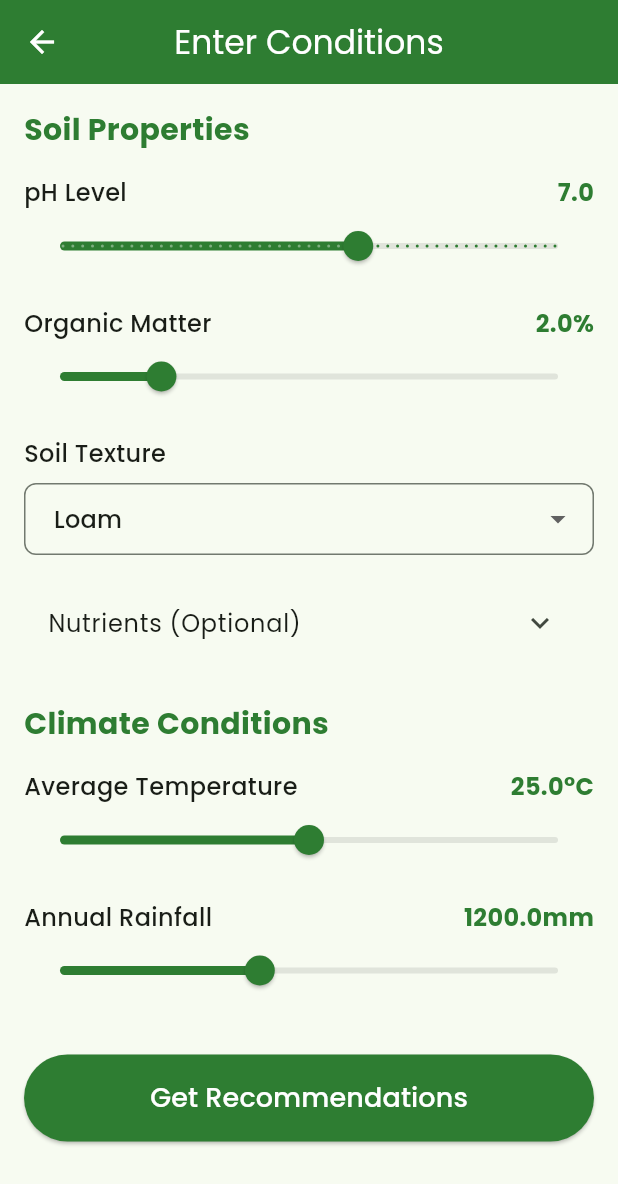
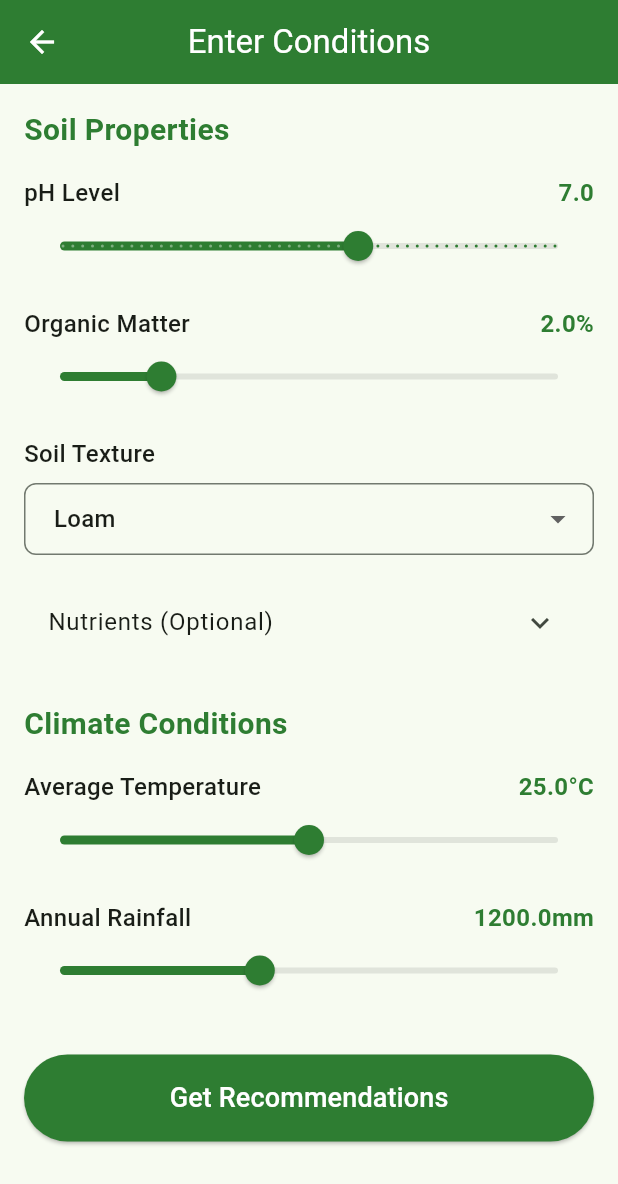
Before and after one commit to Afrah-create/SW-AI-39-Knowledge-Guided-LLM, a Flutter app: the screen it shows after launch, after a tap on "Get Recommendations", on a phone screen of 412 x 824 dp. Shown: the top 1184 px of the screen. Run offline on Flutter 3.47's test engine with Material 3 defaults, Android fonts, the phone set to English and light mode, and no system bars; our stand-ins replace sqflite; missing offline and left inert: tflite_flutter; accounts and stored records are empty.

Commit message:
Fix import paths and add missing dependencies

```diff
--- a/android-app/lib/main.dart
+++ b/android-app/lib/main.dart
@@ -1,7 +1,7 @@
 import 'package:flutter/material.dart';
-import 'package:agricultural_app/screens/home_screen.dart';
-import 'package:agricultural_app/services/recommendation_service.dart';
-import 'package:agricultural_app/services/local_storage.dart';
+import 'screens/home_screen.dart';
+import 'services/recommendation_service.dart';
+import 'services/local_storage.dart';
 
 void main() async {
   WidgetsFlutterBinding.ensureInitialized();
@@ -29,7 +29,7 @@ class AgriculturalApp extends StatelessWidget {
           brightness: Brightness.light,
         ),
         useMaterial3: true,
-        fontFamily: 'Poppins',
+        // fontFamily: 'Poppins',  // Uncomment when fonts are added
         appBarTheme: const AppBarTheme(
           centerTitle: true,
           elevation: 0,
--- a/android-app/lib/screens/home_screen.dart
+++ b/android-app/lib/screens/home_screen.dart
@@ -1,7 +1,7 @@
 // lib/screens/home_screen.dart
 import 'package:flutter/material.dart';
-import 'package:agricultural_app/screens/input_screen.dart';
-import 'package:agricultural_app/services/local_storage.dart';
+import 'input_screen.dart';
+import '../services/local_storage.dart';
 
 class HomeScreen extends StatefulWidget {
   const HomeScreen({super.key});
--- a/android-app/lib/screens/results_screen.dart
+++ b/android-app/lib/screens/results_screen.dart
@@ -1,7 +1,7 @@
 // lib/screens/results_screen.dart
 import 'package:flutter/material.dart';
-import 'package:agricultural_app/models/crop_models.dart';
-import 'package:agricultural_app/widgets/crop_card.dart';
+import '../models/crop_models.dart';
+import '../widgets/crop_card.dart';
 
 class ResultsScreen extends StatelessWidget {
   final SoilProperties soil;
--- a/android-app/lib/services/local_storage.dart
+++ b/android-app/lib/services/local_storage.dart
@@ -3,7 +3,7 @@ import 'dart:convert';
 import 'package:sqflite/sqflite.dart';
 import 'package:path_provider/path_provider.dart';
 import 'package:path/path.dart' as path;
-import 'package:agricultural_app/models/crop_models.dart';
+import '../models/crop_models.dart';
 
 class LocalStorage {
   Database? _database;
--- a/android-app/lib/services/recommendation_service.dart
+++ b/android-app/lib/services/recommendation_service.dart
@@ -1,7 +1,7 @@
 // lib/services/recommendation_service.dart
-import 'package:agricultural_app/models/crop_models.dart';
-import 'package:agricultural_app/services/constraint_engine.dart';
-import 'package:agricultural_app/services/model_loader.dart';
+import '../models/crop_models.dart';
+import 'constraint_engine.dart';
+import 'model_loader.dart';
 
 class RecommendationService {
   final ConstraintEngine _constraintEngine = ConstraintEngine();
```
Also changed, not shown: android-app/lib/screens/input_screen.dart (+4 -4 lines), android-app/pubspec.yaml (+6 -5 lines).
